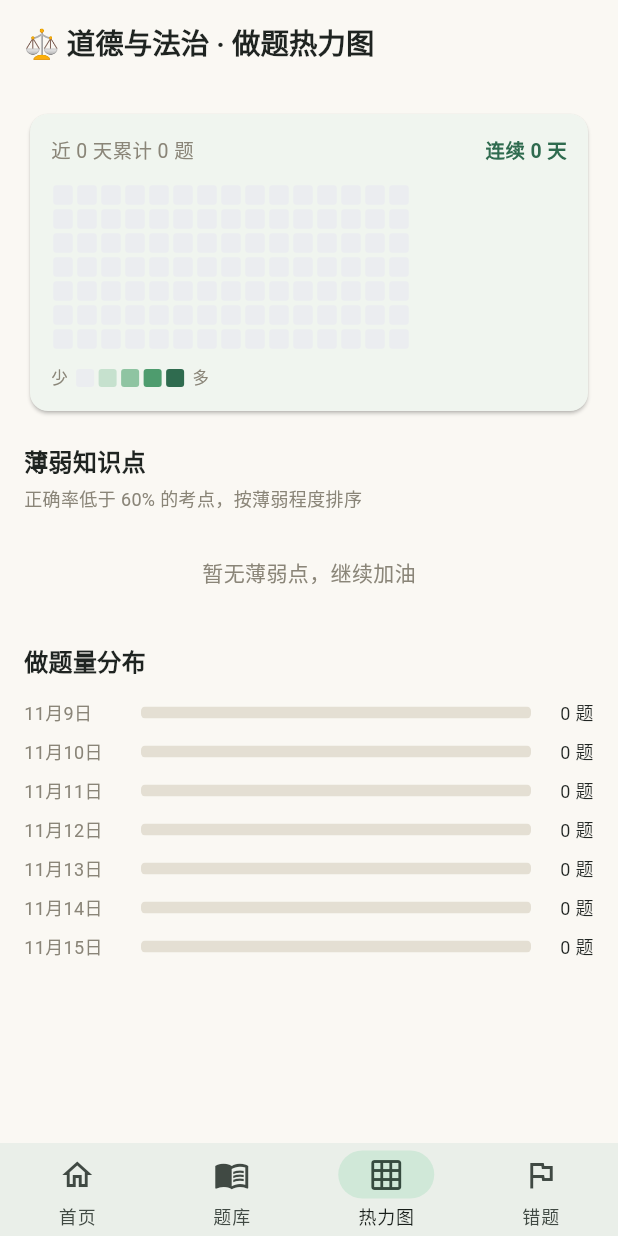
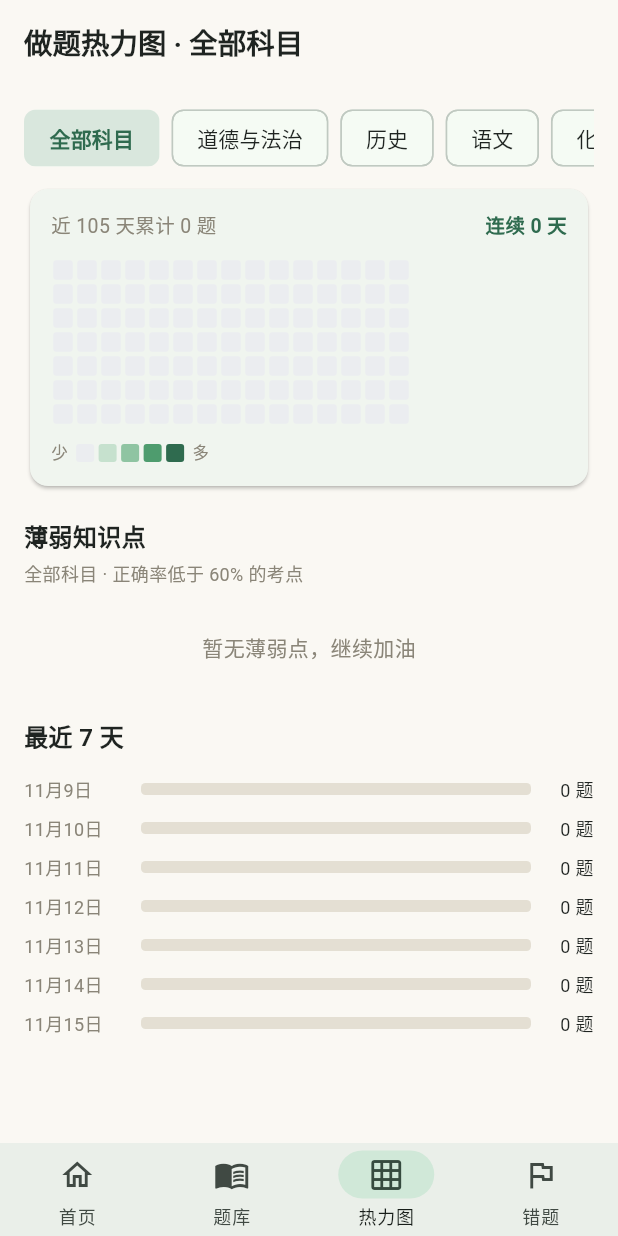
Before and after one commit to leaF7eaF/quiz-master, a Flutter app: the screen it shows after launch, item 3 of the bottom bar chosen, on a phone screen of 412 x 824 dp. Run offline on Flutter 3.47's test engine with Material 3 defaults, Android fonts, the phone set to English and light mode, and no system bars; our stand-ins replace shared_preferences; statements that could not run were skipped.

Commit message:
修复章节按序号排序；热力图默认全科+科目筛选

```diff
--- a/lib/providers/quiz_provider.dart
+++ b/lib/providers/quiz_provider.dart
@@ -85,17 +85,48 @@ class QuizProvider extends ChangeNotifier {
     return list;
   }
 
-  /// 当前科目的单元列表
-  List<String> get units =>
-      currentSubjectQuestions.map((q) => q.unit).toSet().toList()..sort();
+  /// 按中文序号提取数字排序：第一(1)、二(2)…十(10)、十一(11)…
+  static final Map<String, int> _cnNum = {
+    '零': 0, '一': 1, '二': 2, '三': 3, '四': 4, '五': 5,
+    '六': 6, '七': 7, '八': 8, '九': 9, '十': 10,
+  };
 
-  /// 当前科目的知识点列表
-  List<String> get knowledges =>
-      currentSubjectQuestions.map((q) => q.knowledge).toSet().toList()..sort();
+  static int _cnNumValue(String s) {
+    // 匹配"第十单元"“第11课”这类：优先阿拉伯数字
+    final arabic = RegExp(r'(\d+)').firstMatch(s);
+    if (arabic != null) return int.parse(arabic.group(1)!);
+    final m = RegExp(r'第([零一二三四五六七八九十]+)').firstMatch(s);
+    if (m == null) return 999; // 无序号的排最后
+    final cn = m.group(1)!;
+    // 简单支持"十""十一"…“二十"组合
+    if (cn == '十') return 10;
+    final tenIdx = cn.indexOf('十');
+    if (tenIdx < 0) return _cnNum[cn] ?? 999;
+    final tens = tenIdx == 0 ? 1 : (_cnNum[cn.substring(0, tenIdx)] ?? 1);
+    final ones = tenIdx + 1 < cn.length ? (_cnNum[cn.substring(tenIdx + 1)] ?? 0) : 0;
+    return tens * 10 + ones;
+  }
 
-  /// 当前科目的练习册列表
-  List<String> get workbooks =>
-      currentSubjectQuestions.map((q) => q.workbook).toSet().toList()..sort();
+  /// 单元列表，按序号排
+  List<String> get units {
+    final list = currentSubjectQuestions.map((q) => q.unit).toSet().toList();
+    list.sort((a, b) => _cnNumValue(a).compareTo(_cnNumValue(b)));
+    return list;
+  }
+
+  /// 知识点列表，按序号排
+  List<String> get knowledges {
+    final list = currentSubjectQuestions.map((q) => q.knowledge).toSet().toList();
+    list.sort((a, b) => _cnNumValue(a).compareTo(_cnNumValue(b)));
+    return list;
+  }
+
+  /// 来源列表，按序号排
+  List<String> get workbooks {
+    final list = currentSubjectQuestions.map((q) => q.workbook).toSet().toList();
+    list.sort((a, b) => _cnNumValue(a).compareTo(_cnNumValue(b)));
+    return list;
+  }
 
   // ===== 答题 =====
   Future<void> answer(Question q, bool correct, int timeMs) async {
--- a/lib/screens/browse_screen.dart
+++ b/lib/screens/browse_screen.dart
@@ -104,7 +104,8 @@ class _BrowseScreenState extends State<BrowseScreen> {
       };
       counts[key] = (counts[key] ?? 0) + 1;
     }
-    final keys = counts.keys.toList()..sort();
+    final keys = counts.keys.toList()
+      ..sort((a, b) => QuizProvider._cnNumValue(a).compareTo(QuizProvider._cnNumValue(b)));
 
     if (keys.isEmpty) {
       return const Center(child: Text('暂无题目'));
--- a/lib/screens/heatmap_screen.dart
+++ b/lib/screens/heatmap_screen.dart
@@ -4,20 +4,45 @@ import '../providers/quiz_provider.dart';
 import '../theme/app_theme.dart';
 import '../data/all_questions.dart';
 
-class HeatmapScreen extends StatelessWidget {
+/// 热力图：默认统计全部科目，可筛选单科
+class HeatmapScreen extends StatefulWidget {
   const HeatmapScreen({super.key});
+  @override
+  State<HeatmapScreen> createState() => _HeatmapScreenState();
+}
+
+class _HeatmapScreenState extends State<HeatmapScreen> {
+  /// null = 全部科目
+  String? _filterSubject;
 
   @override
   Widget build(BuildContext context) {
     final p = context.watch<QuizProvider>();
-    final daily = p.dailyCounts;
-    final meta = allSubjects.firstWhere((s) => s.key == p.subject,
-        orElse: () => allSubjects.first);
 
-    // 最近 15 周（105 天），从周日对齐
+    // 按筛选条件聚合每日做题数
+    final Map<String, int> daily = {};
+    int streakN = 0;
+    {
+      final filtered = _filterSubject == null
+          ? p.records
+          : p.records.where((r) => r.subject == _filterSubject);
+      for (final r in filtered) {
+        final k = _ymd(r.when);
+        daily[k] = (daily[k] ?? 0) + 1;
+      }
+      // 连续天数
+      final days = daily.keys.toSet();
+      var d = DateTime.now();
+      if (!days.contains(_ymd(d))) d = d.subtract(const Duration(days: 1));
+      while (days.contains(_ymd(d))) {
+        streakN++;
+        d = d.subtract(const Duration(days: 1));
+      }
+    }
+
+    // 最近 15 周（105 天），右边界为本周六
     final today = DateTime.now();
     final today0 = DateTime(today.year, today.month, today.day);
-    // 找到本周末（周六）作为右边界，再往前推 15 周
     final end = today0.add(Duration(days: 6 - today0.weekday % 7));
     final start = end.subtract(const Duration(days: 15 * 7 - 1));
 
@@ -29,13 +54,37 @@ class HeatmapScreen extends StatelessWidget {
     final maxCount = daily.values.fold<int>(1, (a, b) => b > a ? b : a);
     final total = daily.values.fold<int>(0, (a, b) => a + b);
 
+    final title = _filterSubject == null
+        ? '做题热力图 · 全部科目'
+        : '${allSubjects.firstWhere((s) => s.key == _filterSubject).label} · 做题热力图';
+
+    // 薄弱知识点跟随筛选科目
+    final weakSource = _filterSubject ?? p.subject;
+    final weak = p.accuracyByKnowledge.entries.where((e) {
+      if (e.value >= 0.6) return false;
+      return p.records.any((r) =>
+          r.subject == weakSource &&
+          (r.knowledge.isEmpty ? '未分类' : r.knowledge) == e.key);
+    }).toList()
+      ..sort((a, b) => a.value.compareTo(b.value));
+
     return Scaffold(
-      appBar: AppBar(
-        title: Text('${meta.icon} ${meta.label} · 做题热力图'),
-      ),
+      appBar: AppBar(title: Text(title)),
       body: ListView(
         padding: const EdgeInsets.all(16),
         children: [
+          // 科目筛选
+          SizedBox(
+            height: 40,
+            child: ListView(
+              scrollDirection: Axis.horizontal,
+              children: [
+                _chip('全部科目', null),
+                ...allSubjects.map((s) => _chip(s.label, s.key)),
+              ],
+            ),
+          ),
+          const SizedBox(height: 10),
           Card(
             child: Padding(
               padding: const EdgeInsets.all(14),
@@ -43,30 +92,39 @@ class HeatmapScreen extends StatelessWidget {
                 crossAxisAlignment: CrossAxisAlignment.start,
                 children: [
                   Row(children: [
-                    Text('近 ${total} 天累计 $total 题',
-                        style: const TextStyle(fontSize: 13, color: AppTheme.muted)),
+                    Text('近 105 天累计 $total 题',
+                        style:
+                            const TextStyle(fontSize: 13, color: AppTheme.muted)),
                     const Spacer(),
-                    Text('连续 ${p.streak} 天',
-                        style: const TextStyle(fontSize: 13, color: AppTheme.primary, fontWeight: FontWeight.w600)),
+                    Text('连续 $streakN 天',
+                        style: const TextStyle(
+                            fontSize: 13,
+                            color: AppTheme.primary,
+                            fontWeight: FontWeight.w600)),
                   ]),
                   const SizedBox(height: 12),
                   _HeatGrid(days: days, daily: daily, maxCount: maxCount),
                   const SizedBox(height: 10),
                   Row(
                     children: [
-                      const Text('少', style: TextStyle(fontSize: 11, color: AppTheme.muted)),
+                      const Text('少',
+                          style: TextStyle(
+                              fontSize: 11, color: AppTheme.muted)),
                       const SizedBox(width: 4),
                       ..._legendColors.map((c) => Container(
                             width: 12,
                             height: 12,
-                            margin: const EdgeInsets.symmetric(horizontal: 1.5),
+                            margin:
+                                const EdgeInsets.symmetric(horizontal: 1.5),
                             decoration: BoxDecoration(
                               color: c,
                               borderRadius: BorderRadius.circular(2),
                             ),
                           )),
                       const SizedBox(width: 4),
-                      const Text('多', style: TextStyle(fontSize: 11, color: AppTheme.muted)),
+                      const Text('多',
+                          style: TextStyle(
+                              fontSize: 11, color: AppTheme.muted)),
                     ],
                   ),
                 ],
@@ -74,25 +132,49 @@ class HeatmapScreen extends StatelessWidget {
             ),
           ),
           const SizedBox(height: 18),
-          const Text('薄弱知识点', style: TextStyle(fontSize: 16, fontWeight: FontWeight.w600)),
+          const Text('薄弱知识点',
+              style: TextStyle(fontSize: 16, fontWeight: FontWeight.w600)),
           const SizedBox(height: 4),
-          const Text('正确率低于 60% 的考点，按薄弱程度排序',
-              style: TextStyle(fontSize: 12, color: AppTheme.muted)),
+          Text(
+            _filterSubject == null
+                ? '全部科目 · 正确率低于 60% 的考点'
+                : '${allSubjects.firstWhere((s) => s.key == _filterSubject).label} · 正确率低于 60% 的考点',
+            style: const TextStyle(fontSize: 12, color: AppTheme.muted),
+          ),
           const SizedBox(height: 10),
-          if (p.weakKnowledges.isEmpty)
+          if (weak.isEmpty)
             const Padding(
               padding: EdgeInsets.symmetric(vertical: 20),
               child: Center(
-                child: Text('暂无薄弱点，继续加油', style: TextStyle(color: AppTheme.muted)),
+                child: Text('暂无薄弱点，继续加油',
+                    style: TextStyle(color: AppTheme.muted)),
               ),
             )
           else
-            ...p.weakKnowledges.map((e) => _WeakRow(knowledge: e.key, acc: e.value)),
+            ...weak.map((e) => _WeakRow(knowledge: e.key, acc: e.value)),
           const SizedBox(height: 18),
-          const Text('做题量分布', style: TextStyle(fontSize: 16, fontWeight: FontWeight.w600)),
+          const Text('最近 7 天',
+              style: TextStyle(fontSize: 16, fontWeight: FontWeight.w600)),
           const SizedBox(height: 10),
           ..._recentWeekRows(daily),
         ],
+      ),
+    );
+  }
+
+  Widget _chip(String label, String? key) {
+    final sel = _filterSubject == key;
+    return Padding(
+      padding: const EdgeInsets.only(right: 8),
+      child: ChoiceChip(
+        label: Text(label),
+        selected: sel,
+        onSelected: (_) => setState(() => _filterSubject = key),
+        showCheckmark: false,
+        selectedColor: AppTheme.primary.withOpacity(0.14),
+        labelStyle: TextStyle(
+            color: sel ? AppTheme.primary : AppTheme.ink,
+            fontWeight: sel ? FontWeight.w600 : FontWeight.normal),
       ),
     );
   }
@@ -105,22 +187,16 @@ class HeatmapScreen extends StatelessWidget {
     Color(0xFF2F6B4F),
   ];
 
-  Color _colorFor(int count, int maxCount) {
-    if (count <= 0) return _legendColors[0];
-    final ratio = count / maxCount;
-    if (ratio <= 0.25) return _legendColors[1];
-    if (ratio <= 0.5) return _legendColors[2];
-    if (ratio <= 0.75) return _legendColors[3];
-    return _legendColors[4];
-  }
+  String _ymd(DateTime d) =>
+      '${d.year.toString().padLeft(4, '0')}-${d.month.toString().padLeft(2, '0')}-${d.day.toString().padLeft(2, '0')}';
 
   List<Widget> _recentWeekRows(Map<String, int> daily) {
-    // 最近 7 天
     final out = <Widget>[];
     final now = DateTime.now();
     for (var i = 6; i >= 0; i--) {
-      final d = DateTime(now.year, now.month, now.day).subtract(Duration(days: i));
-      final key = '${d.year}-${d.month.toString().padLeft(2, '0')}-${d.day.toString().padLeft(2, '0')}';
+      final d = DateTime(now.year, now.month, now.day)
+          .subtract(Duration(days: i));
+      final key = _ymd(d);
       final c = daily[key] ?? 0;
       out.add(Padding(
         padding: const EdgeInsets.symmetric(vertical: 4),
@@ -128,7 +204,8 @@ class HeatmapScreen extends StatelessWidget {
           SizedBox(
             width: 78,
             child: Text('${d.month}月${d.day}日',
-                style: const TextStyle(fontSize: 12, color: AppTheme.muted)),
+                style:
+                    const TextStyle(fontSize: 12, color: AppTheme.muted)),
           ),
           Expanded(
             child: ClipRRect(
@@ -159,11 +236,11 @@ class _HeatGrid extends StatelessWidget {
   final List<DateTime> days;
   final Map<String, int> daily;
   final int maxCount;
-  const _HeatGrid({required this.days, required this.daily, required this.maxCount});
+  const _HeatGrid(
+      {required this.days, required this.daily, required this.maxCount});
 
   @override
   Widget build(BuildContext context) {
-    // 按周分列
     final weeks = <List<DateTime>>[];
     var cur = <DateTime>[];
     for (final d in days) {
@@ -199,7 +276,7 @@ class _HeatGrid extends StatelessWidget {
           return Column(
             children: w.map((d) {
               final key =
-                  '${d.year}-${d.month.toString().padLeft(2, '0')}-${d.day.toString().padLeft(2, '0')}';
+                  '${d.year.toString().padLeft(4, '0')}-${d.month.toString().padLeft(2, '0')}-${d.day.toString().padLeft(2, '0')}';
               final c = daily[key] ?? 0;
               return Container(
                 width: 13,
@@ -247,7 +324,8 @@ class _WeakRow extends StatelessWidget {
         SizedBox(
           width: 40,
           child: Text('${(acc * 100).toStringAsFixed(0)}%',
-              textAlign: TextAlign.right, style: const TextStyle(fontSize: 12)),
+              textAlign: TextAlign.right,
+              style: const TextStyle(fontSize: 12)),
         ),
       ]),
     );
```
